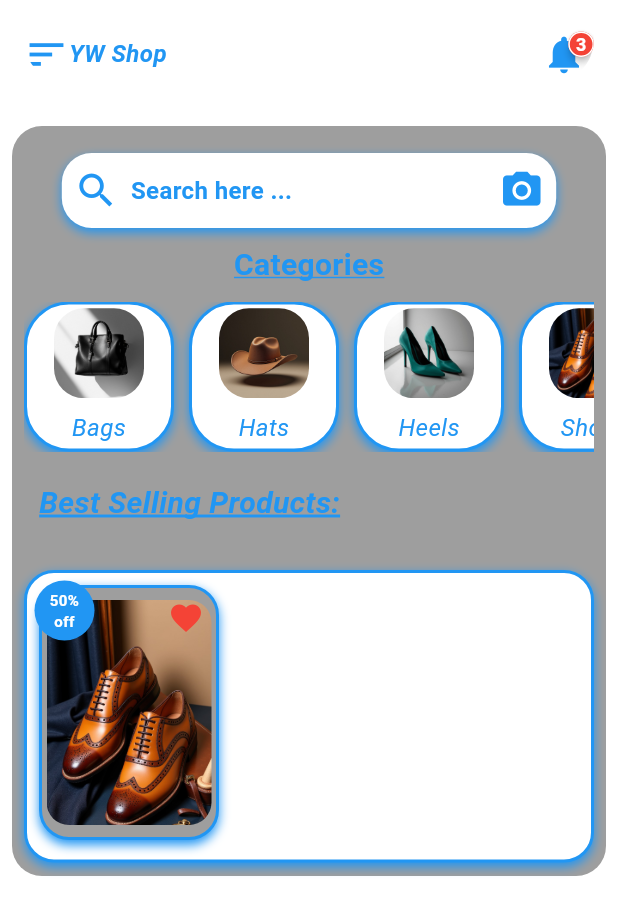
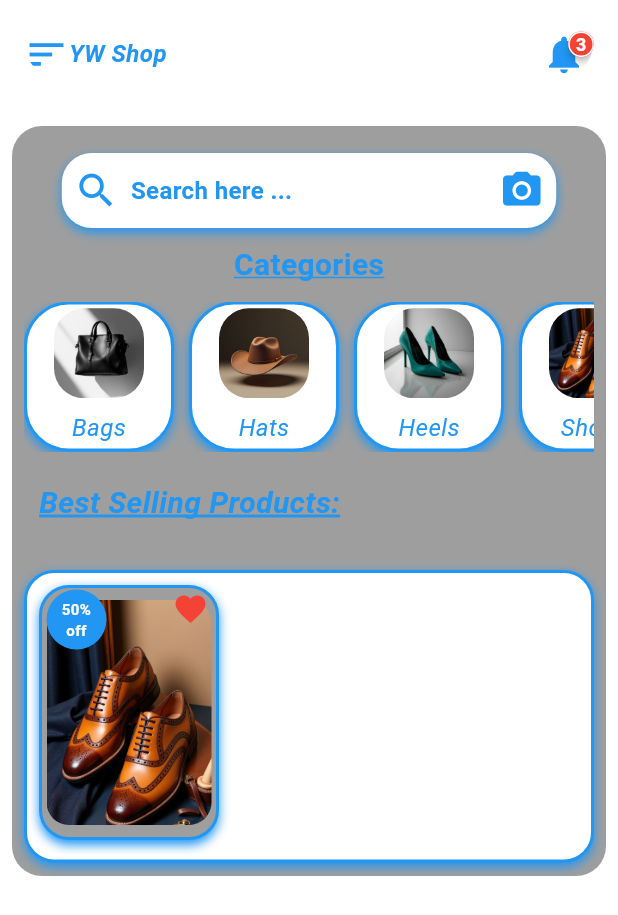
Before and after one commit to Yvonne-Wanja-1/Online-Shop-2, a Flutter app: the screen it shows after launch, on a phone screen of 412 x 824 dp. Shown: the top 915 px of the screen. Run offline on Flutter 3.47's test engine with Material 3 defaults, Android fonts, the phone set to English and light mode, and no system bars; drawn by our look-alikes of badges; Roboto replaces fonts that are missing (Arial).

```diff
--- a/recap/lib/widgets/itemswidget.dart
+++ b/recap/lib/widgets/itemswidget.dart
@@ -66,23 +66,9 @@ class Itemswidget extends StatelessWidget {
                         ),
                       ),
                     ),
-                    Align( // Position the favorite icon to the top-right
-                      alignment: Alignment.topRight,
-                      child: Padding(
-                        padding: const EdgeInsets.all(8.0), // Padding around the icon
-                        child: Icon(
-                          Icons.favorite,
-                          color: Colors.red,
-                          size: 24, // Adjust icon size as needed
-                        ),
-                      ),
-                    ),
-                  ],
-                ),
-              ),
                     Positioned(
-                top: 5,
-                left: 5,
+                      top: 1,
+                      left: 3,
                       child: Container(
                         width: 40, // Set the width of the circle
                         height: 40, // Set the height of the circle
@@ -102,6 +88,20 @@ class Itemswidget extends StatelessWidget {
                         ),
                       ),
                     ),
+                    Positioned(
+                      top: 2,
+                      right: 5, // Position from the right edge
+                      child: Icon(
+                        Icons.favorite,
+                        color: Colors.red,
+                        size: 24, // Adjust icon size as needed
+                        // You can add a semantic label for accessibility if desired:
+                        // semanticLabel: 'Add to favorites',
+                      ),
+                    ),
+                  ],
+                ),
+              ),
             ],
           ),
         ],
```
Lines whose indentation alone changed are shown as unchanged.
